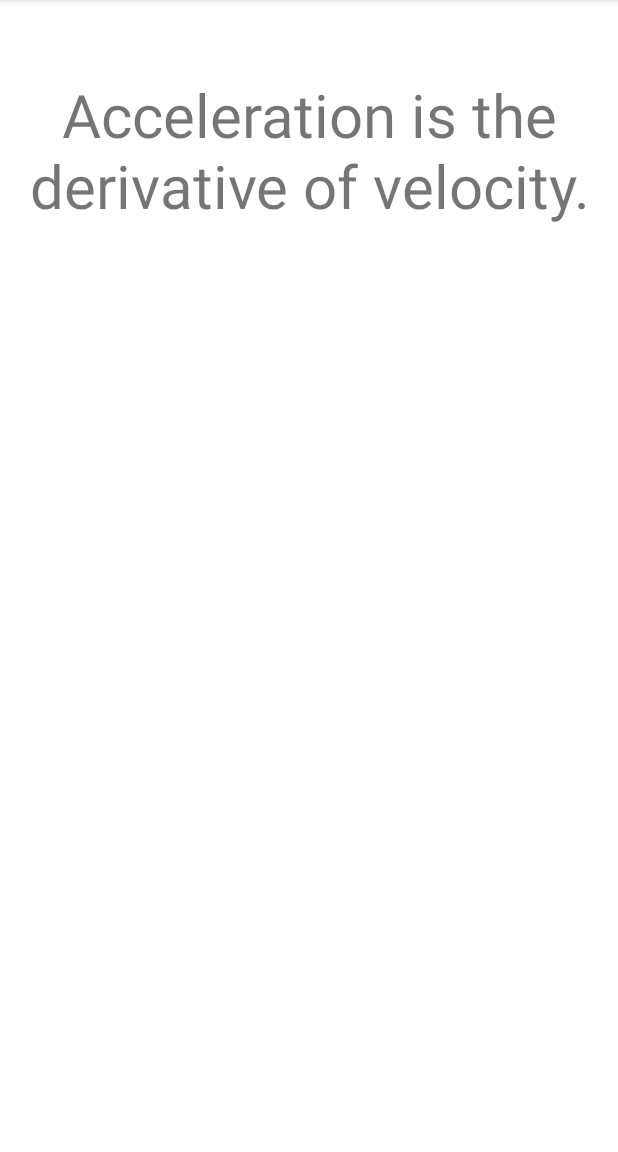
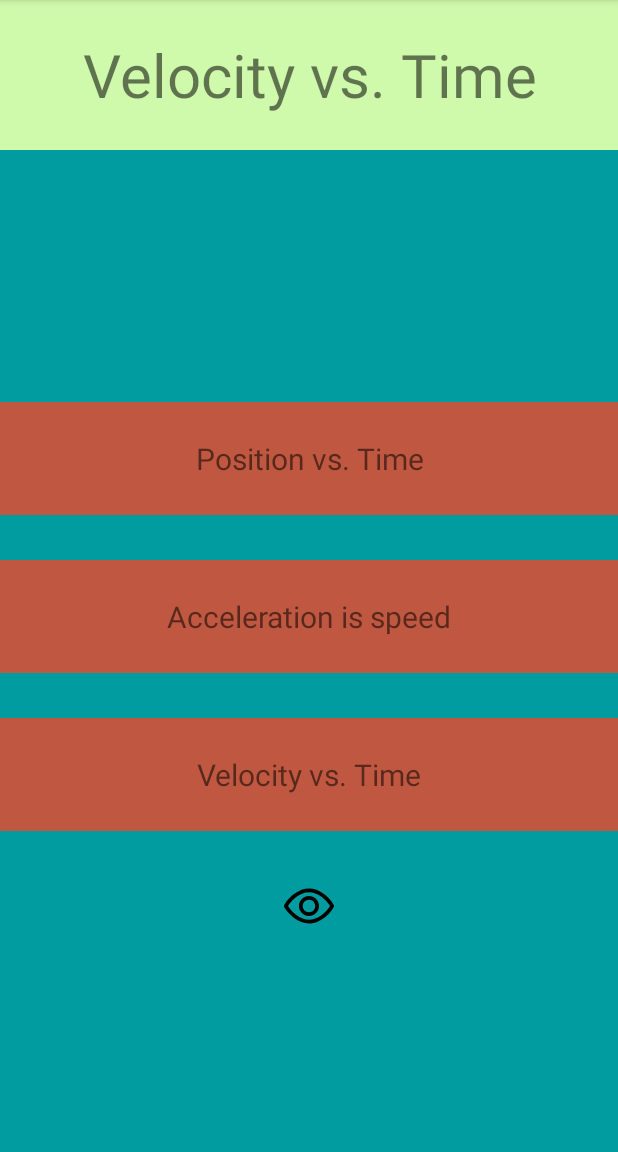
Before and after one commit to q10rcode/Flashcard-app, an Android app: the screen it shows after launch (MainActivity), after a tap on "What is acceleration?", on a phone screen of 412 x 824 dp, the part 84-1236 px from its top. Run offline under Robolectric (Android 15) with nearby library versions, the phone set to English and light mode, and no system bars.

Commit message:
Finished the optional tasks for the project!

```diff
--- a/app/src/main/java/com/example/flashcardapp/MainActivity.kt
+++ b/app/src/main/java/com/example/flashcardapp/MainActivity.kt
@@ -1,8 +1,10 @@
 package com.example.flashcardapp
 
+import android.graphics.Color
 import androidx.appcompat.app.AppCompatActivity
 import android.os.Bundle
 import android.view.View
+import android.widget.ImageView
 import android.widget.TextView
 
 class MainActivity : AppCompatActivity() {
@@ -13,9 +15,59 @@ class MainActivity : AppCompatActivity() {
         val cardQuestion = findViewById<TextView>(R.id.card_question)
         val cardAnswer = findViewById<TextView>(R.id.card_answer)
 
-        cardQuestion.setOnClickListener{
+        //Switch from Question to Answer
+        cardQuestion.setOnClickListener {
             cardQuestion.visibility = View.INVISIBLE
             cardAnswer.visibility = View.VISIBLE
         }
+
+        //Switch from Answer to Question
+        cardAnswer.setOnClickListener {
+            cardQuestion.visibility = View.VISIBLE
+            cardAnswer.visibility = View.INVISIBLE
+
+
+        }
+        val firstOp = findViewById<TextView>(R.id.wrong1)
+        val secondOp = findViewById<TextView>(R.id.wrong2)
+        val thirdOp = findViewById<TextView>(R.id.correct)
+
+        firstOp.setOnClickListener {
+            firstOp.setBackgroundColor(Color.rgb(255, 0, 0))
+        }
+
+        secondOp.setOnClickListener {
+            secondOp.setBackgroundColor(Color.rgb(255, 0, 0))
+        }
+
+        thirdOp.setOnClickListener {
+            thirdOp.setBackgroundColor(Color.rgb(0, 255, 0))
+        }
+
+
+        var isShowing = true
+        val hideButton = findViewById<ImageView>(R.id.toggle_choices_visibility)
+
+        //make choice appear and disappear
+        hideButton.setOnClickListener {
+            if (isShowing){
+                hideButton.setImageResource(R.drawable.hidden)
+
+                firstOp.visibility = View.INVISIBLE
+                secondOp.visibility = View.INVISIBLE
+                thirdOp.visibility = View.INVISIBLE
+
+                isShowing = false
+            } else {
+                hideButton.setImageResource(R.drawable.eye)
+
+                firstOp.visibility = View.VISIBLE
+                secondOp.visibility = View.VISIBLE
+                thirdOp.visibility = View.VISIBLE
+
+                isShowing = true
+            }
+        }
+
     }
 }
--- /dev/null
+++ b/app/src/main/res/drawable/card_background.xml
@@ -0,0 +1,7 @@
+<?xml version="1.0" encoding="utf-8"?>
+<shape xmlns:android="http://schemas.android.com/apk/res/android"
+    android:shape="rectangle">
+    <corners android:radius="10dp" />
+    <stroke android:color="#000000" android:width="6dp" />
+    <solid android:color="#af2aff" />
+</shape>
--- /dev/null
+++ b/app/src/main/res/drawable/eye.xml
@@ -0,0 +1,12 @@
+<vector xmlns:android="http://schemas.android.com/apk/res/android"
+    android:width="40dp"
+    android:height="40dp"
+    android:viewportWidth="24"
+    android:viewportHeight="24"
+    >
+  <path
+      android:fillColor="#FF000000"
+      android:pathData="m11.998,5c-4.078,0 -7.742,3.093 -9.853,6.483 -0.096,0.159 -0.145,0.338 -0.145,0.517s0.048,0.358 0.144,0.517c2.112,3.39 5.776,6.483 9.854,6.483 4.143,0 7.796,-3.09 9.864,-6.493 0.092,-0.156 0.138,-0.332 0.138,-0.507s-0.046,-0.351 -0.138,-0.507c-2.068,-3.403 -5.721,-6.493 -9.864,-6.493zM20.411,12c-1.837,2.878 -4.897,5.5 -8.413,5.5 -3.465,0 -6.532,-2.632 -8.404,-5.5 1.871,-2.868 4.939,-5.5 8.404,-5.5 3.518,0 6.579,2.624 8.413,5.5zM12,8c2.208,0 4,1.792 4,4s-1.792,4 -4,4 -4,-1.792 -4,-4 1.792,-4 4,-4zM12,9.5c-1.38,0 -2.5,1.12 -2.5,2.5s1.12,2.5 2.5,2.5 2.5,-1.12 2.5,-2.5 -1.12,-2.5 -2.5,-2.5z"
+      android:strokeLineJoin="round"
+      android:fillType="nonZero"/>
+</vector>
--- /dev/null
+++ b/app/src/main/res/drawable/hidden.xml
@@ -0,0 +1,11 @@
+<vector xmlns:android="http://schemas.android.com/apk/res/android"
+    android:width="40dp"
+    android:height="40dp"
+    android:viewportWidth="24"
+    android:viewportHeight="24">
+  <path
+      android:fillColor="#FF000000"
+      android:pathData="m17.069,6.546 l2.684,-2.359c0.143,-0.125 0.32,-0.187 0.497,-0.187 0.418,0 0.75,0.34 0.75,0.75 0,0.207 -0.086,0.414 -0.254,0.562l-16.5,14.501c-0.142,0.126 -0.319,0.187 -0.496,0.187 -0.415,0 -0.75,-0.334 -0.75,-0.75 0,-0.207 0.086,-0.414 0.253,-0.562l2.438,-2.143c-1.414,-1.132 -2.627,-2.552 -3.547,-4.028 -0.096,-0.159 -0.144,-0.338 -0.144,-0.517s0.049,-0.358 0.145,-0.517c2.111,-3.39 5.775,-6.483 9.853,-6.483 1.815,0 3.536,0.593 5.071,1.546zM19.388,8.376c0.966,0.943 1.803,2.014 2.474,3.117 0.092,0.156 0.138,0.332 0.138,0.507s-0.046,0.351 -0.138,0.507c-2.068,3.403 -5.721,6.493 -9.864,6.493 -1.297,0 -2.553,-0.313 -3.729,-0.849l1.247,-1.096c0.795,0.285 1.626,0.445 2.482,0.445 3.516,0 6.576,-2.622 8.413,-5.5 -0.595,-0.932 -1.318,-1.838 -2.145,-2.637zM15.954,11.395c0.03,0.197 0.046,0.399 0.046,0.605 0,2.208 -1.792,4 -4,4 -0.384,0 -0.756,-0.054 -1.107,-0.156l1.58,-1.389c0.895,-0.171 1.621,-0.821 1.901,-1.671zM15.896,7.577c-1.197,-0.67 -2.512,-1.077 -3.898,-1.077 -3.465,0 -6.533,2.632 -8.404,5.5 0.853,1.308 1.955,2.567 3.231,3.549l1.728,-1.519c-0.351,-0.595 -0.553,-1.289 -0.553,-2.03 0,-2.208 1.792,-4 4,-4 0.925,0 1.777,0.315 2.455,0.843zM13.296,9.862c-0.378,-0.23 -0.822,-0.362 -1.296,-0.362 -1.38,0 -2.5,1.12 -2.5,2.5 0,0.36 0.076,0.701 0.213,1.011z"
+      android:strokeLineJoin="round"
+      android:fillType="nonZero"/>
+</vector>
--- a/app/src/main/res/layout/activity_main.xml
+++ b/app/src/main/res/layout/activity_main.xml
@@ -1,6 +1,6 @@
 <?xml version="1.0" encoding="utf-8"?>
 <RelativeLayout
-    android:id="@+id/backgroundView"
+    android:background="#009C9F"
     xmlns:android="http://schemas.android.com/apk/res/android"
     xmlns:tools="http://schemas.android.com/tools"
     xmlns:app="http://schemas.android.com/apk/res-auto"
@@ -13,6 +13,7 @@
         android:layout_width="match_parent"
         android:layout_height="200dp"
         android:gravity="center"
+        android:background="@drawable/card_background"
         android:text="What is acceleration?"
         android:textSize="40sp"
         tools:ignore="InvalidId" />
@@ -20,11 +21,55 @@
     <TextView
         android:id="@+id/card_answer"
         android:layout_width="match_parent"
-        android:layout_height="200dp"
-        android:visibility="invisible"
+        android:layout_height="100dp"
+        android:background="#d0faab"
         android:gravity="center"
-        android:text="Acceleration is the derivative of velocity."
-        android:textSize="40sp" />
+        android:text="Velocity vs. Time"
+        android:textSize="40sp"
+        android:visibility="invisible" />
+
+    <TextView
+        android:id="@+id/wrong1"
+        android:layout_width="match_parent"
+        android:layout_height="75dp"
+        android:layout_below="@id/card_question"
+        android:layout_marginTop="68dp"
+        android:background="#C05841"
+        android:gravity="center"
+        android:text="Position vs. Time"
+        android:textSize="20sp" />
+
+    <TextView
+        android:id="@+id/wrong2"
+        android:layout_width="match_parent"
+        android:layout_height="75dp"
+        android:layout_below="@id/wrong1"
+        android:layout_marginTop="30dp"
+        android:background="#C05841"
+        android:gravity="center"
+        android:text="Acceleration is speed"
+        android:textSize="20sp" />
+
+    <TextView
+        android:id="@+id/correct"
+        android:layout_width="match_parent"
+        android:layout_height="75dp"
+        android:layout_below="@id/wrong2"
+        android:layout_marginTop="30dp"
+        android:background="#C05841"
+        android:gravity="center"
+        android:text="Velocity vs. Time"
+        android:textSize="20sp" />
+
+    <ImageView
+        android:layout_width="match_parent"
+        android:layout_height="40dp"
+        android:layout_below="@id/correct"
+        android:layout_marginTop="30dp"
+        android:gravity="center"
+        android:id="@+id/toggle_choices_visibility"
+        android:src="@drawable/eye"
+        />
 
 </RelativeLayout
    >
```
